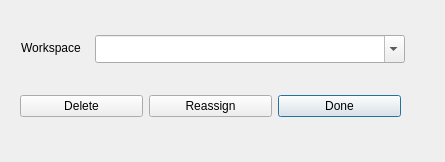
Above: workspacedlg.ui from towhee/Winnow64 before the change. Below: the same form after it.
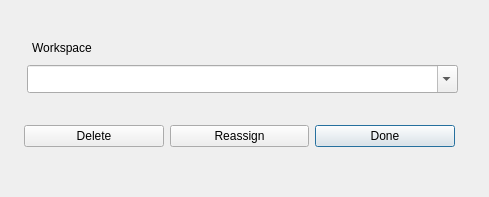
That is the form after the change.

Patch:
```diff
--- a/workspacedlg.ui
+++ b/workspacedlg.ui
@@ -6,8 +6,8 @@
    <rect>
     <x>0</x>
     <y>0</y>
-    <width>445</width>
-    <height>162</height>
+    <width>489</width>
+    <height>197</height>
    </rect>
   </property>
   <property name="sizePolicy">
@@ -22,9 +22,9 @@
   <widget class="QComboBox" name="workspaceCB">
    <property name="geometry">
     <rect>
-     <x>95</x>
-     <y>35</y>
-     <width>310</width>
+     <x>27</x>
+     <y>65</y>
+     <width>431</width>
      <height>28</height>
     </rect>
    </property>
@@ -41,7 +41,7 @@
   <widget class="QLabel" name="label">
    <property name="geometry">
     <rect>
-     <x>21</x>
+     <x>32</x>
      <y>40</y>
      <width>69</width>
      <height>16</height>
@@ -54,9 +54,9 @@
   <widget class="QWidget" name="layoutWidget">
    <property name="geometry">
     <rect>
-     <x>20</x>
-     <y>90</y>
-     <width>381</width>
+     <x>24</x>
+     <y>120</y>
+     <width>431</width>
      <height>32</height>
     </rect>
    </property>
@@ -91,8 +91,8 @@
    <property name="geometry">
     <rect>
      <x>20</x>
-     <y>130</y>
-     <width>381</width>
+     <y>160</y>
+     <width>441</width>
      <height>20</height>
     </rect>
    </property>
```
